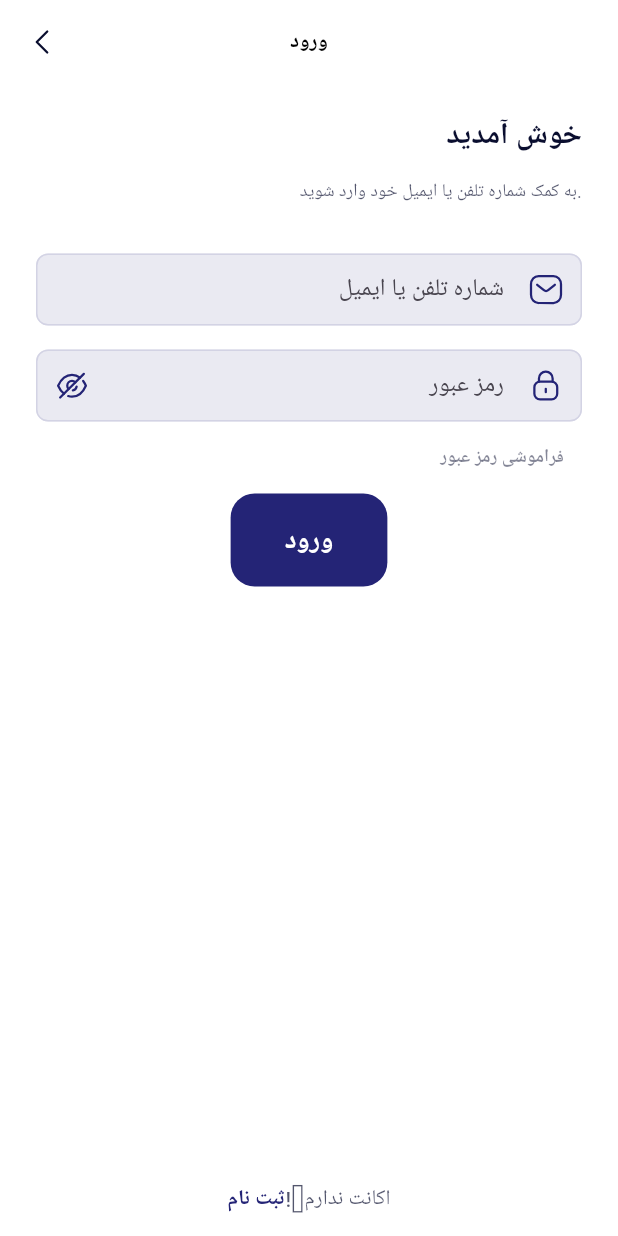
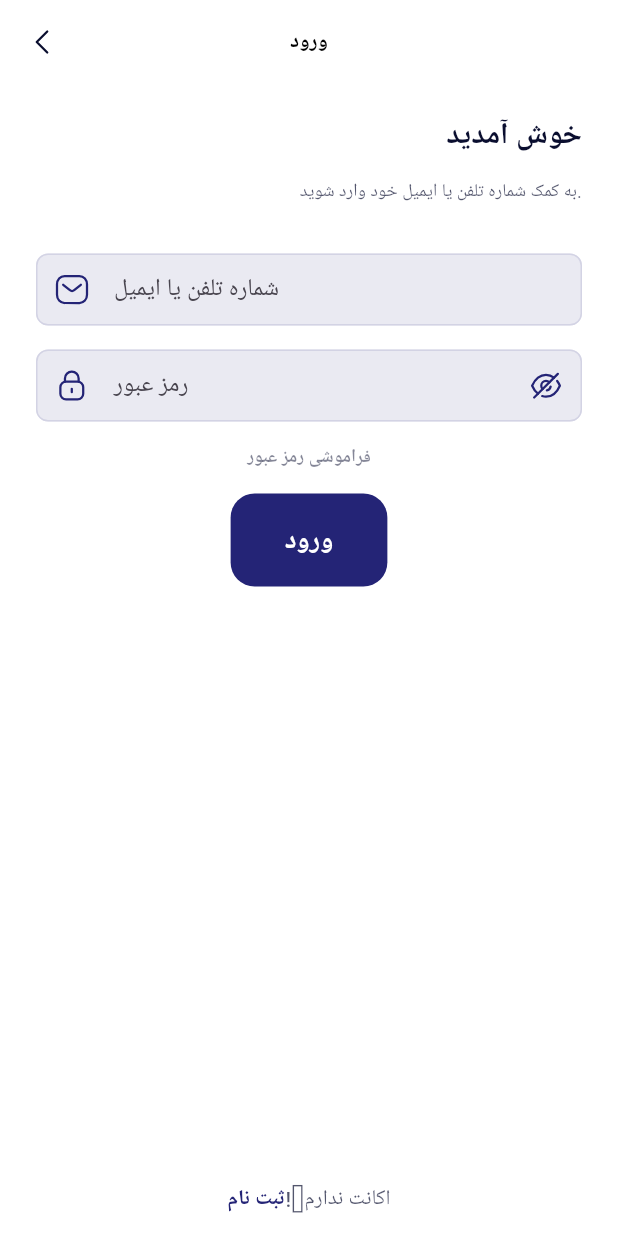
Before and after one commit to persianball/PersianballUIV3, a Flutter app: the screen it shows after launch, after a tap on "شروع", on a phone screen of 412 x 824 dp. Run offline on Flutter 3.47's test engine with Material 3 defaults, Android fonts, the phone set to English and light mode, and no system bars; our stand-ins replace equatable, flutter_bloc, flutter_svg, pin_code_fields, smooth_page_indicator, smooth_star_rating_null_safety; Roboto replaces fonts that are missing (Estedad).

Commit message:
change(login_page): change ui form fields direction to ltr.

```diff
--- a/lib/views/screens/login_page.dart
+++ b/lib/views/screens/login_page.dart
@@ -121,7 +121,7 @@ class LoginPage extends StatelessWidget {
             children: [
               // Email/Phone
               Directionality(
-                textDirection: TextDirection.rtl,
+                textDirection: TextDirection.ltr,
                 child: TextFormField(
                   controller: _emailController,
                   keyboardType: TextInputType.emailAddress,
@@ -158,7 +158,7 @@ class LoginPage extends StatelessWidget {
 
               // Password
               Directionality(
-                textDirection: TextDirection.rtl,
+                textDirection: TextDirection.ltr,
                 child: TextFormField(
                   controller: _passwordController,
                   obscureText: true,
@@ -199,7 +199,7 @@ class LoginPage extends StatelessWidget {
 
               // Forgot Password
               Container(
-                alignment: Alignment.centerRight,
+                alignment: Alignment.center,
                 child: TextButton(
                   onPressed: () {
                     // forgot password page
```
